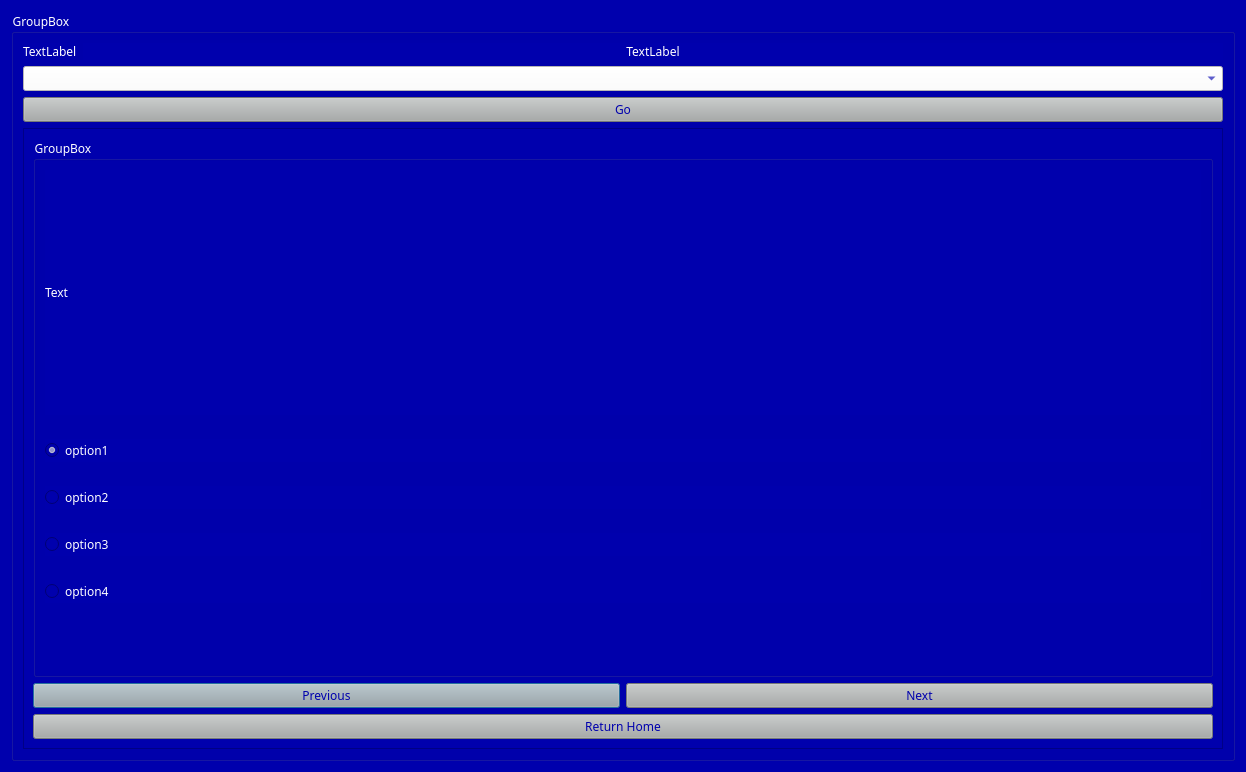
Old version of the form ExamSphereV1/class9.ui in the repository BiratBC/ExamSphereV1.
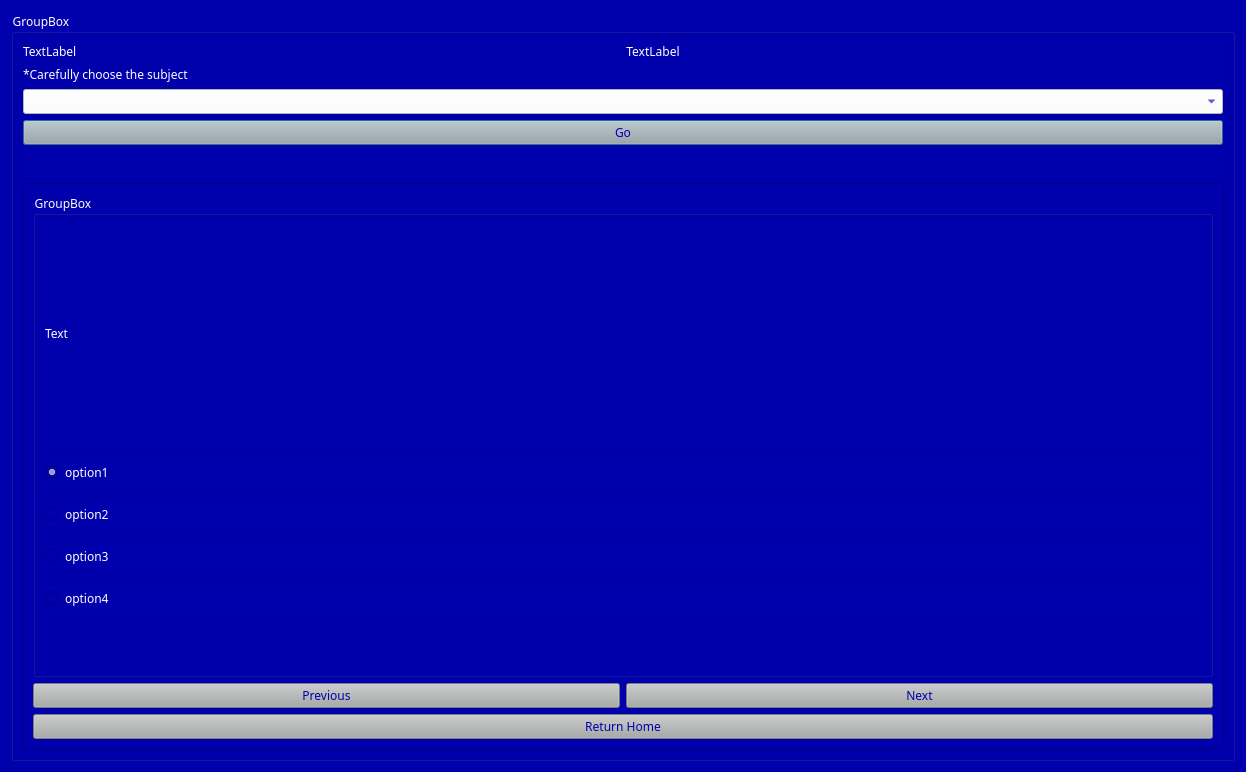
New version of the form.

Commit message: added timer to the mcq examination

```diff
--- a/ExamSphereV1/class9.ui
+++ b/ExamSphereV1/class9.ui
@@ -45,6 +45,20 @@
      </property>
      <layout class="QGridLayout" name="gridLayout_3">
       <item row="3" column="0">
+       <widget class="QPushButton" name="start">
+        <property name="text">
+         <string>Go</string>
+        </property>
+       </widget>
+      </item>
+      <item row="1" column="0">
+       <widget class="QLabel" name="label">
+        <property name="text">
+         <string>*Carefully choose the subject</string>
+        </property>
+       </widget>
+      </item>
+      <item row="5" column="0">
        <widget class="QScrollArea" name="scrollArea">
         <property name="widgetResizable">
          <bool>true</bool>
@@ -55,7 +69,7 @@
            <x>0</x>
            <y>0</y>
            <width>1198</width>
-           <height>622</height>
+           <height>570</height>
           </rect>
          </property>
          <layout class="QGridLayout" name="gridLayout">
@@ -161,9 +175,6 @@
         </widget>
        </widget>
       </item>
-      <item row="1" column="0">
-       <widget class="QComboBox" name="subject"/>
-      </item>
       <item row="0" column="0">
        <layout class="QHBoxLayout" name="horizontalLayout">
         <item>
@@ -192,9 +203,18 @@
        </layout>
       </item>
       <item row="2" column="0">
-       <widget class="QPushButton" name="start">
+       <widget class="QComboBox" name="subject"/>
+      </item>
+      <item row="4" column="0">
+       <widget class="QLabel" name="timerLabel">
+        <property name="font">
+         <font>
+          <family>AcPlus IBM CGA</family>
+          <pointsize>14</pointsize>
+         </font>
+        </property>
         <property name="text">
-         <string>Go</string>
+         <string/>
         </property>
        </widget>
       </item>
```
The commit also changes 8 other files.
